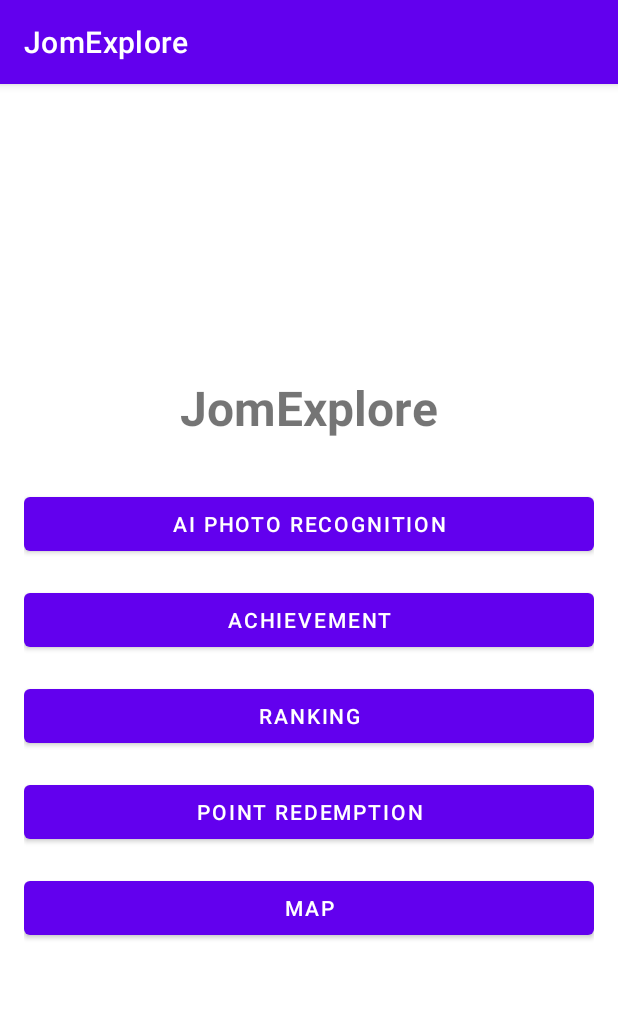
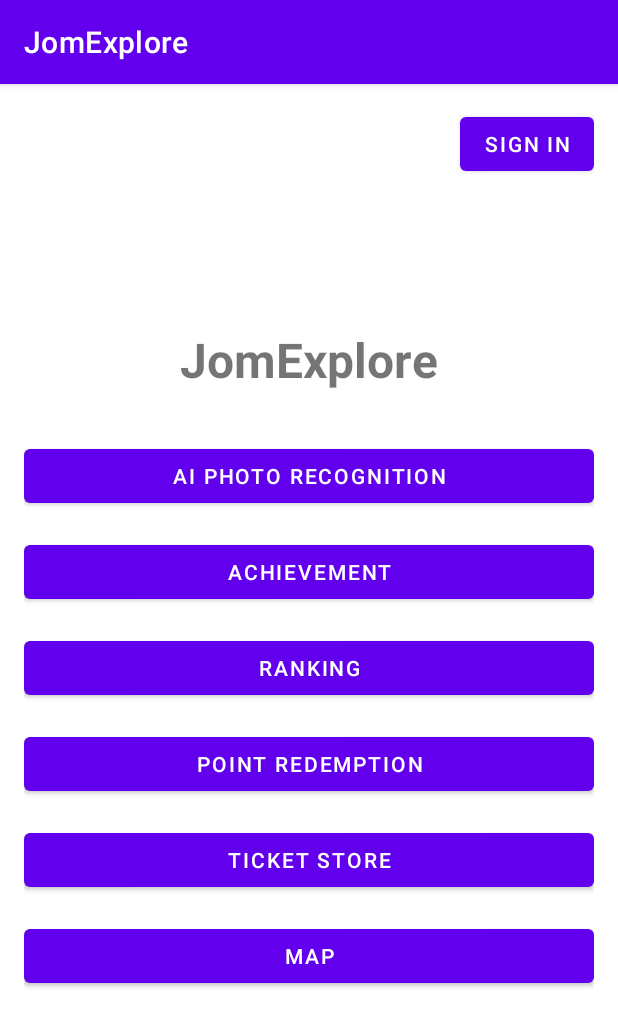
Before and after one commit to haoo04/JomExplore, an Android app: the screen it shows after launch (MainActivity), on a phone screen of 412 x 824 dp. Shown: the top 1027 px of the screen. Run offline under Robolectric (Android 15) with nearby library versions, the phone set to English and light mode, and no system bars.

```diff
--- a/app/src/main/java/com/example/jomexplore/MainActivity.java
+++ b/app/src/main/java/com/example/jomexplore/MainActivity.java
@@ -26,9 +26,15 @@ public class MainActivity extends AppCompatActivity {
 
             // Find the AI Scan button and set a click listener.
             Button btnAiScan = findViewById(R.id.btn_ai_scan);
+            Button btnSignIn = findViewById(R.id.btn_sign_in);
+            Button btnTicketStore = findViewById(R.id.btn_ticket_store);
+            Button btnAchievements = findViewById(R.id.btn_achievements);
+            Button btnLeaderboard = findViewById(R.id.btn_leaderboard);
+            Button btnRewards = findViewById(R.id.btn_rewards);
+            Button btnMap = findViewById(R.id.btn_map);
 
-            if (btnAiScan == null) {
-                Log.e(TAG, "AI Scan button not found in layout");
+            if (btnAiScan == null || btnSignIn == null || btnTicketStore == null || btnAchievements == null || btnLeaderboard == null || btnRewards == null || btnMap == null) {
+                Log.e(TAG, "A button was not found in the layout");
                 Toast.makeText(this, "UI initialization error", Toast.LENGTH_LONG).show();
                 return;
             }
@@ -46,6 +52,36 @@ public class MainActivity extends AppCompatActivity {
                 }
             });
 
+            // Sign In button click listener
+            btnSignIn.setOnClickListener(v -> {
+                Toast.makeText(MainActivity.this, "Sign In feature coming soon!", Toast.LENGTH_SHORT).show();
+            });
+
+            // Ticket Store button click listener
+            btnTicketStore.setOnClickListener(v -> {
+                Toast.makeText(MainActivity.this, "Ticket Store feature coming soon!", Toast.LENGTH_SHORT).show();
+            });
+
+            // Achievements button click listener
+            btnAchievements.setOnClickListener(v -> {
+                Toast.makeText(MainActivity.this, "Achievements feature coming soon!", Toast.LENGTH_SHORT).show();
+            });
+
+            // Leaderboard button click listener
+            btnLeaderboard.setOnClickListener(v -> {
+                Toast.makeText(MainActivity.this, "Leaderboard feature coming soon!", Toast.LENGTH_SHORT).show();
+            });
+
+            // Rewards button click listener
+            btnRewards.setOnClickListener(v -> {
+                Toast.makeText(MainActivity.this, "Rewards feature coming soon!", Toast.LENGTH_SHORT).show();
+            });
+
+            // Map button click listener
+            btnMap.setOnClickListener(v -> {
+                Toast.makeText(MainActivity.this, "Map feature coming soon!", Toast.LENGTH_SHORT).show();
+            });
+
             Log.d(TAG, "MainActivity initialized successfully");
 
         } catch (Exception e) {
--- a/app/src/main/res/layout/activity_main.xml
+++ b/app/src/main/res/layout/activity_main.xml
@@ -3,23 +3,36 @@
   This XML layout file defines the user interface for the main activity of the JomExplore application.
   It uses a vertical LinearLayout to arrange several buttons that provide access to the app's main features.
 -->
-<LinearLayout xmlns:android="http://schemas.android.com/apk/res/android"
+<RelativeLayout xmlns:android="http://schemas.android.com/apk/res/android"
     xmlns:tools="http://schemas.android.com/tools"
     android:layout_width="match_parent"
     android:layout_height="match_parent"
-    android:orientation="vertical"
-    android:gravity="center"
     android:padding="16dp"
     tools:context=".MainActivity">
+
+    <Button
+        android:id="@+id/btn_sign_in"
+        android:layout_width="wrap_content"
+        android:layout_height="wrap_content"
+        android:layout_alignParentTop="true"
+        android:layout_alignParentEnd="true"
+        android:text="Sign In" />
+
+    <LinearLayout
+        android:layout_width="match_parent"
+        android:layout_height="wrap_content"
+        android:layout_centerInParent="true"
+        android:gravity="center"
+        android:orientation="vertical">
 
         <!-- App Title -->
         <TextView
             android:layout_width="wrap_content"
             android:layout_height="wrap_content"
+            android:layout_marginBottom="32dp"
             android:text="JomExplore"
             android:textSize="32sp"
-        android:textStyle="bold"
-        android:layout_marginBottom="32dp"/>
+            android:textStyle="bold" />
 
         <!-- Button to launch the AI photo recognition feature -->
         <Button
@@ -53,11 +66,20 @@
             android:layout_marginBottom="16dp"
             android:text="Point Redemption" />
 
+        <!-- Button for Ticket Store -->
+        <Button
+            android:id="@+id/btn_ticket_store"
+            android:layout_width="match_parent"
+            android:layout_height="wrap_content"
+            android:layout_marginBottom="16dp"
+            android:text="Ticket Store" />
+
         <!-- Button to open the map view -->
         <Button
             android:id="@+id/btn_map"
             android:layout_width="match_parent"
             android:layout_height="wrap_content"
             android:text="Map" />
+    </LinearLayout>
 
-</LinearLayout>
+</RelativeLayout>
```
Lines whose indentation alone changed are shown as unchanged.
